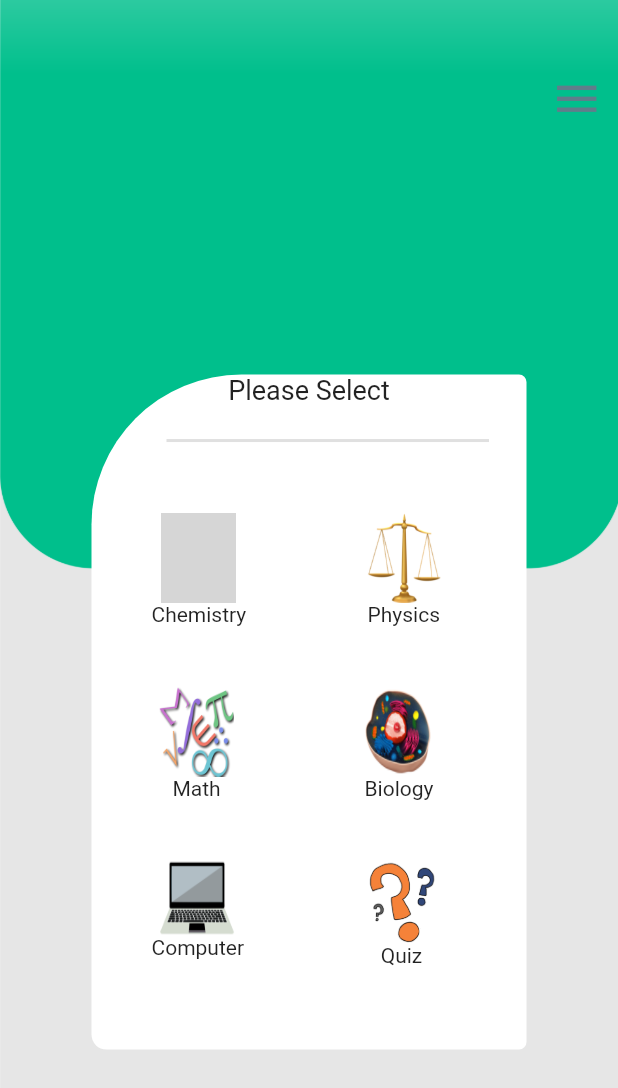
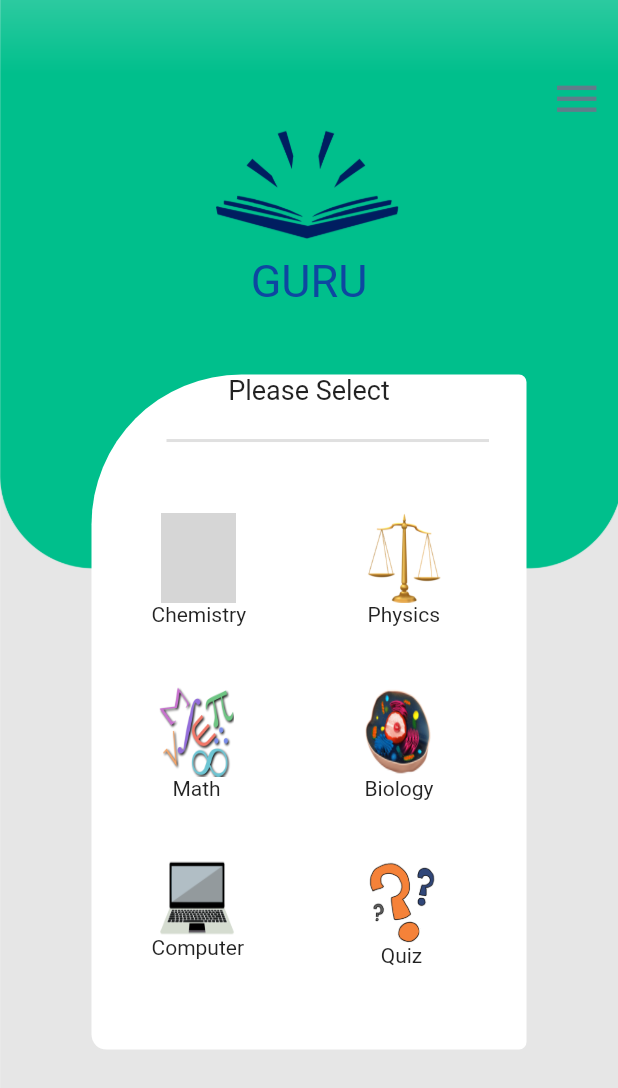
Before and after one commit to samiptimalsena/Flutter-Guru, a Flutter app: the Home screen opened directly, after a tap on the "menu" icon, after a tap on "Chemistry", on a phone screen of 412 x 824 dp. Shown: the top 1088 px of the screen. Run offline on Flutter 3.47's test engine with Material 2 defaults, Android fonts, the phone set to English and light mode, and no system bars; our stand-ins replace shared_preferences; accounts and stored records are empty; grey boxes are pictures that could not be loaded.

Commit message:
headIcon added

```diff
--- a/lib/main.dart
+++ b/lib/main.dart
@@ -137,6 +137,18 @@ class _GuruState extends State<Guru> {
                     Container(
                       child: Image.asset("assets/images/background.png"),
                     ),
+                     Center(child:
+                    Container(
+                      margin: EdgeInsets.only(top:70),
+                      height:150,
+                      child: Column(children: <Widget>[
+                        Image.asset("assets/images/headIcon2.png",height: 90,),
+                        Container(
+                          margin: const EdgeInsets.only(top:10),
+                          child: Text("GURU",style: TextStyle(fontSize: 30,color: Colors.blue[900]),))
+                      ],)
+                    )
+                  ),
                     Center(
                       child: Container(
                         height: 370,
--- a/lib/screen/home.dart
+++ b/lib/screen/home.dart
@@ -26,8 +26,8 @@ class _HomeState extends State<Home> {
         icon,
         size: 30,
       ),
-      onTap: (){
-        if(text=="Logout"){
+      onTap: () {
+        if (text == "Logout") {
           logOut();
         }
       },
@@ -86,7 +86,7 @@ class _HomeState extends State<Home> {
                       ),
                     ),
                   )),
-                  drawerItem(Icons.person,"My profile"),
+                  drawerItem(Icons.person, "My profile"),
                   drawerItem(Icons.info, "About"),
                   drawerItem(Icons.help_outline, "Help"),
                   drawerItem(Icons.exit_to_app, "Logout")
@@ -96,9 +96,7 @@ class _HomeState extends State<Home> {
         body: SingleChildScrollView(
           child: Stack(
             children: <Widget>[
-              Container(
-                child: Image.asset("assets/images/background.png"),
-              ),
+              Container(child: Image.asset("assets/images/background.png")),
               Positioned(
                   right: 5,
                   top: 40,
@@ -112,6 +110,18 @@ class _HomeState extends State<Home> {
                       scaffoldKey.currentState.openEndDrawer();
                     },
                   )),
+                  Center(child:
+                    Container(
+                      margin: EdgeInsets.only(top:70),
+                      height:150,
+                      child: Column(children: <Widget>[
+                        Image.asset("assets/images/headIcon2.png",height: 90,),
+                        Container(
+                          margin: const EdgeInsets.only(top:10),
+                          child: Text("GURU",style: TextStyle(fontSize: 30,color: Colors.blue[900]),))
+                      ],)
+                    )
+                  ),
               Center(
                 child: Container(
                   height: 450,
```
Also changed, not shown: lib/screen/mcq.dart (+26 -5 lines), assets/images/headIcon2.png (added).
